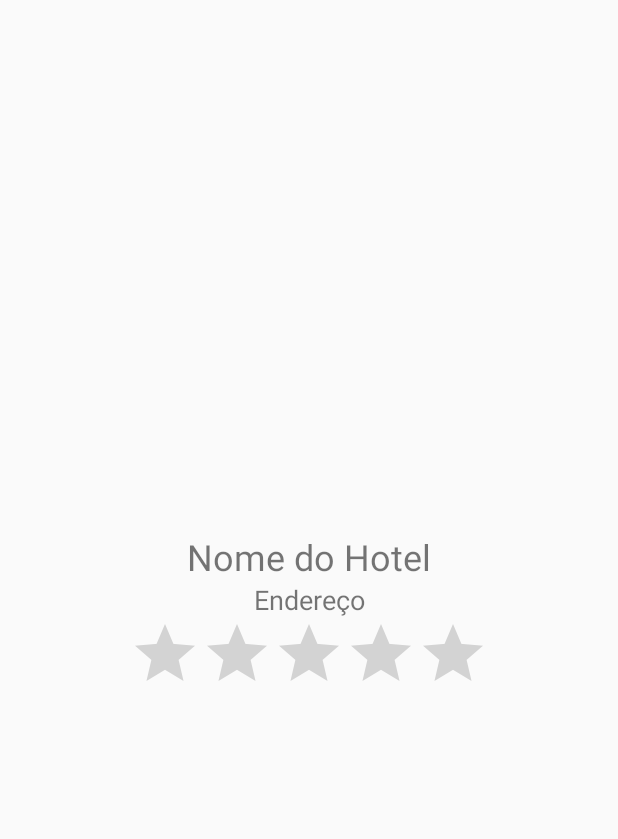
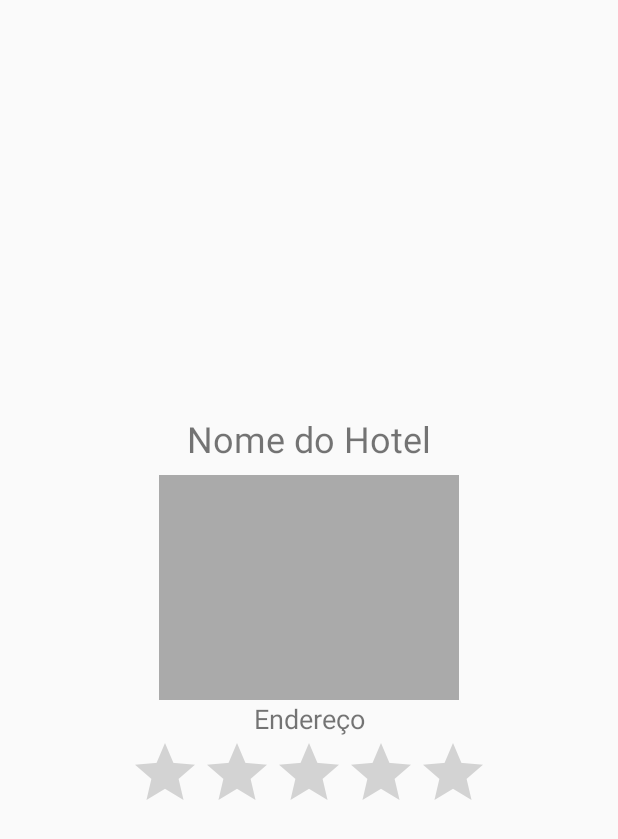
Before and after one commit to jordilucas/meu-hotel, an Android app: the layout fragment_hotel_details.xml on its own in the app's theme, with its tools: preview values and no code run, on a phone screen of 412 x 824 dp. Shown: the top 839 px of the screen. Run offline under Robolectric (Android 15) with nearby library versions, the phone set to English and light mode, and no system bars.

Commit message:
Alteracao de layout para cadastrar e exibir fotos do hotel

```diff
--- /dev/null
+++ b/app/src/main/java/com/jordilucas/meuhotel/repository/http/UploadResult.kt
@@ -0,0 +1,6 @@
+package com.jordilucas.meuhotel.repository.http
+
+sealed class UploadExecution
+
+data class UploadResult(var id: Long, var photoUrl: String): UploadExecution()
+object NoUploadPerformed: UploadExecution()
--- a/app/src/main/res/layout/fragment_hotel_details.xml
+++ b/app/src/main/res/layout/fragment_hotel_details.xml
@@ -10,12 +10,28 @@
         android:layout_width="wrap_content"
         android:layout_height="wrap_content"
         android:textSize="24sp"
-        app:layout_constraintBottom_toTopOf="@id/txtAddress"
+        app:layout_constraintBottom_toTopOf="@id/imgPhoto"
         app:layout_constraintEnd_toEndOf="parent"
         app:layout_constraintStart_toStartOf="parent"
         app:layout_constraintTop_toTopOf="parent"
         app:layout_constraintVertical_chainStyle="packed"
         tools:text="Nome do Hotel"/>
+
+    <ImageView
+        android:id="@+id/imgPhoto"
+        android:layout_width="200dp"
+        android:layout_height="0dp"
+        android:layout_gravity="center"
+        android:layout_marginEnd="8dp"
+        android:layout_marginStart="8dp"
+        android:layout_marginTop="8dp"
+        android:background="@android:color/darker_gray"
+        app:layout_constraintBottom_toTopOf="@id/txtAddress"
+        app:layout_constraintDimensionRatio="h,4:3"
+        app:layout_constraintEnd_toEndOf="parent"
+        app:layout_constraintHeight_max="200dp"
+        app:layout_constraintStart_toStartOf="parent"
+        app:layout_constraintTop_toBottomOf="@id/txtName"/>
 
     <TextView
         android:id="@+id/txtAddress"
@@ -25,7 +41,7 @@
         app:layout_constraintBottom_toTopOf="@id/rbRatting"
         app:layout_constraintEnd_toEndOf="parent"
         app:layout_constraintStart_toStartOf="parent"
-        app:layout_constraintTop_toBottomOf="@id/txtName"
+        app:layout_constraintTop_toBottomOf="@id/imgPhoto"
         tools:text="Endereço"/>
 
     <RatingBar
```
Also changed, not shown: app/src/main/java/com/jordilucas/meuhotel/repository/service/HotelHttpApi.kt (+8 -0 lines), app/src/main/res/layout/fragment_hotel_form.xml (+8 -0 lines).
